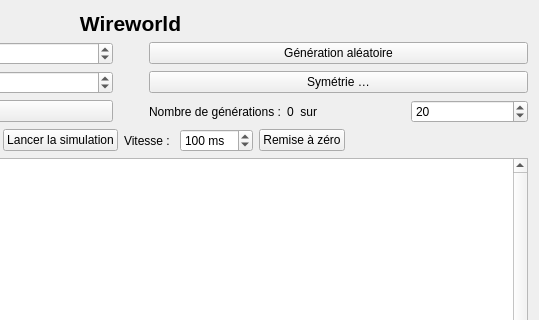
The window that src/ui/wwview.ui (danousna/autocell) describes before a commit, drawn with Qt 5; both pictures show x 278 to 817 and y 0 to 320 of the 817 by 496 pixel window.
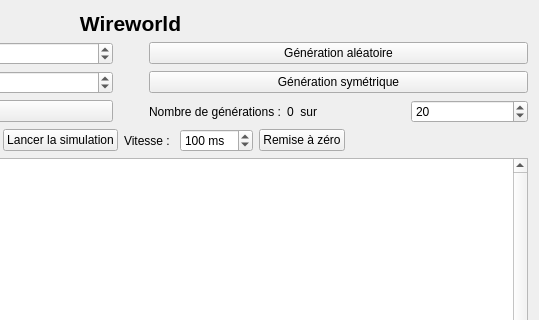
The same window after the commit.

Diff of the .ui file:
```diff
--- a/src/ui/wwview.ui
+++ b/src/ui/wwview.ui
@@ -169,7 +169,7 @@
          <item row="1" column="2">
           <widget class="QPushButton" name="btnSymetrie">
            <property name="text">
-            <string>Symétrie …</string>
+            <string>Génération symétrique</string>
            </property>
           </widget>
          </item>
```
